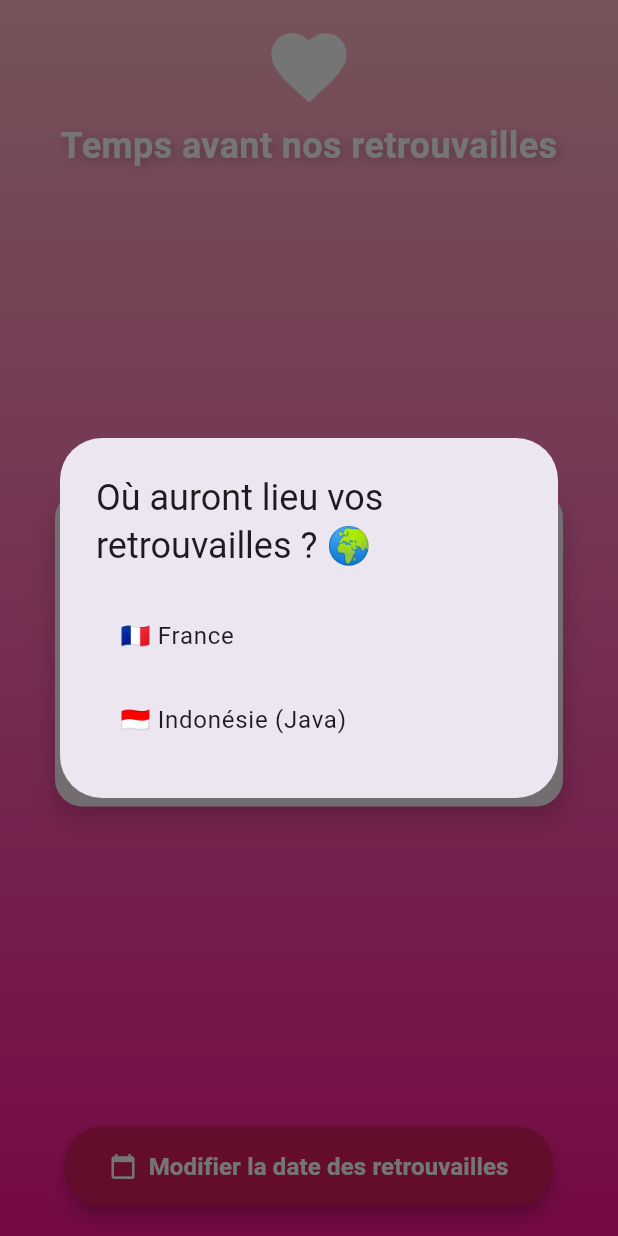
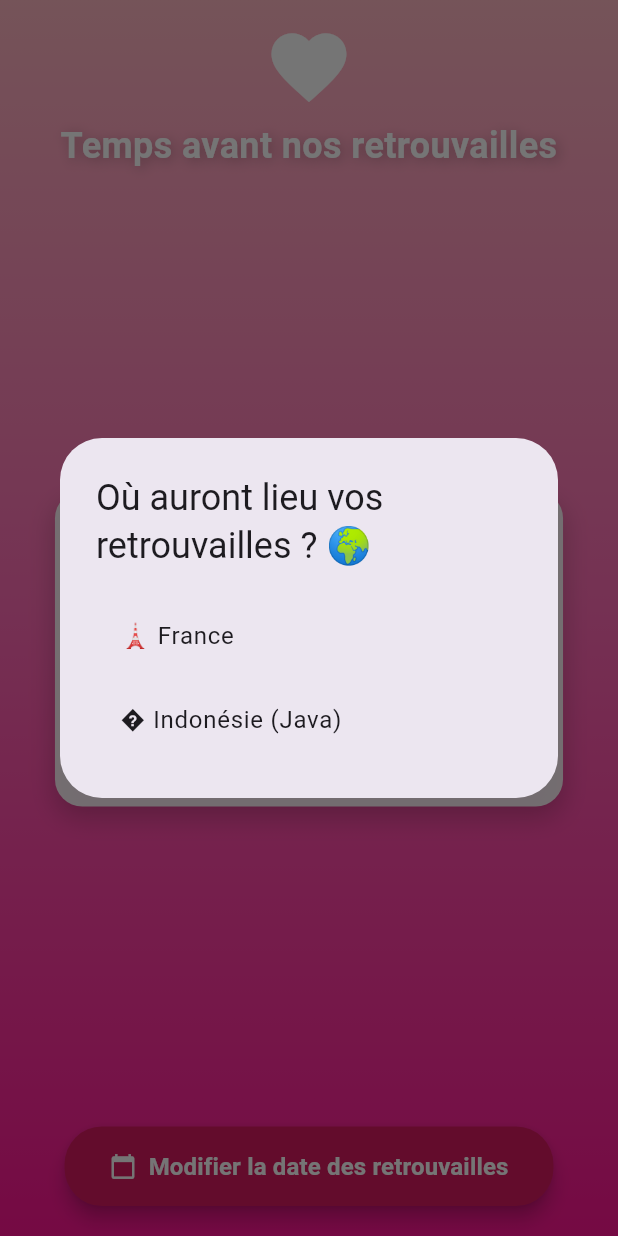
Before and after one commit to Ceryl-GITTON/Reunited, a Flutter app: the screen it shows after launch, after a tap on "Modifier la date des retrouvailles", on a phone screen of 412 x 824 dp. Run offline on Flutter 3.47's test engine with Material 3 defaults, Android fonts, the phone set to English and light mode, and no system bars; our stand-ins replace shared_preferences.

Commit message:
Replace flag emojis with more universally supported icons

```diff
--- a/lib/main.dart
+++ b/lib/main.dart
@@ -48,11 +48,11 @@ class _CountdownScreenState extends State<CountdownScreen>
   // Fonction pour obtenir la Map des fuseaux avec calcul dynamique
   Map<String, Map<String, dynamic>> get _timezones => {
     'France': {
-      'name': '🇫🇷 France',
+      'name': '🗼 France',
       'offset': _getFranceOffset(), // Calcul dynamique été/hiver
     },
     'Indonesia': {
-      'name': '🇮🇩 Indonésie (Java)',
+      'name': '�️ Indonésie (Java)',
       'offset': 7, // UTC+7
     },
   };
```
